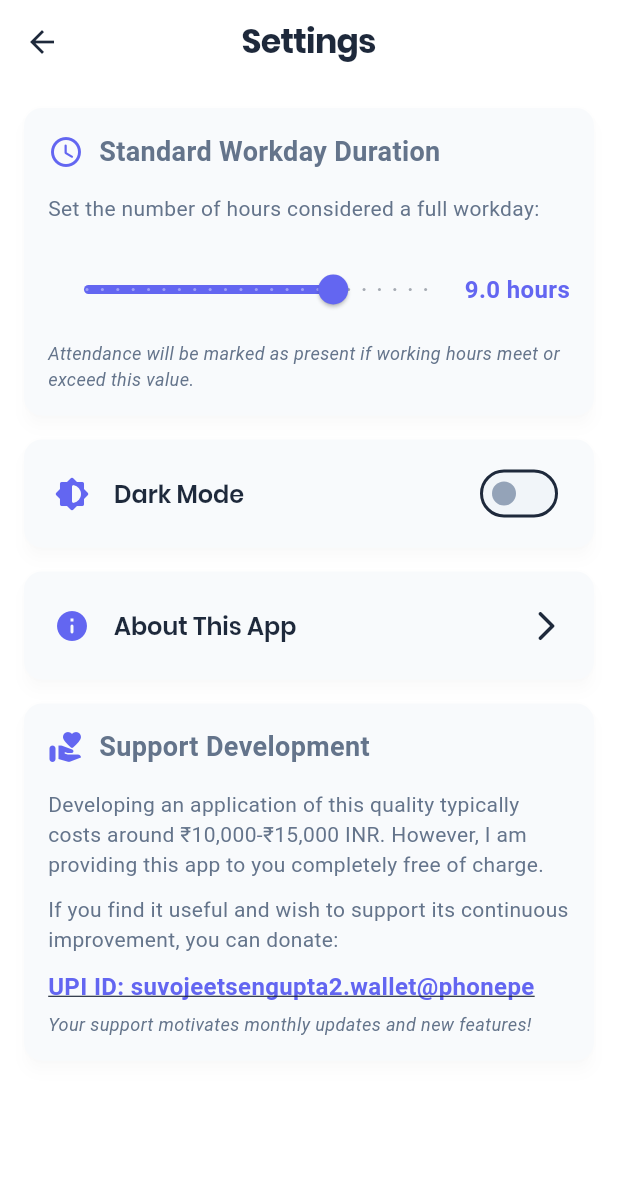
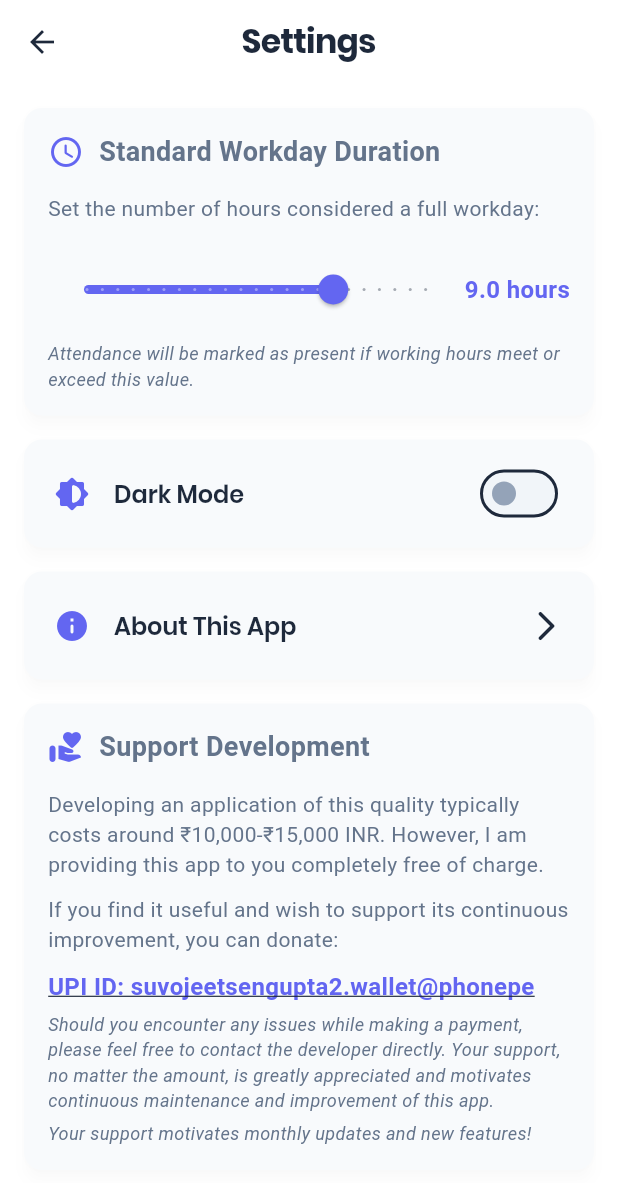
Before and after one commit to suvojit213/attendence_tracker, a Flutter app: the SettingsScreen screen opened directly, on a phone screen of 412 x 824 dp. Shown: the top 1183 px of the screen. Run offline on Flutter 3.47's test engine with Material 3 defaults, Android fonts, the phone set to English and light mode, and no system bars; our stand-ins replace csv, pdf, shared_preferences, table_calendar; missing offline and left inert: syncfusion_flutter_pdfviewer; accounts and stored records are empty.

Commit message:
docs: Add message about contacting developer and support amount

```diff
--- a/lib/screens/settings_screen.dart
+++ b/lib/screens/settings_screen.dart
@@ -226,6 +226,14 @@ class _SettingsScreenState extends State<SettingsScreen> {
                     ),
                     const SizedBox(height: 5),
                     const Text(
+                      'Should you encounter any issues while making a payment, please feel free to contact the developer directly. Your support, no matter the amount, is greatly appreciated and motivates continuous maintenance and improvement of this app.',
+                      style: TextStyle(
+                        fontSize: 12,
+                        fontStyle: FontStyle.italic,
+                      ),
+                    ),
+                    const SizedBox(height: 5),
+                    const Text(
                       'Your support motivates monthly updates and new features!',
                       style: TextStyle(
                         fontSize: 12,
```
